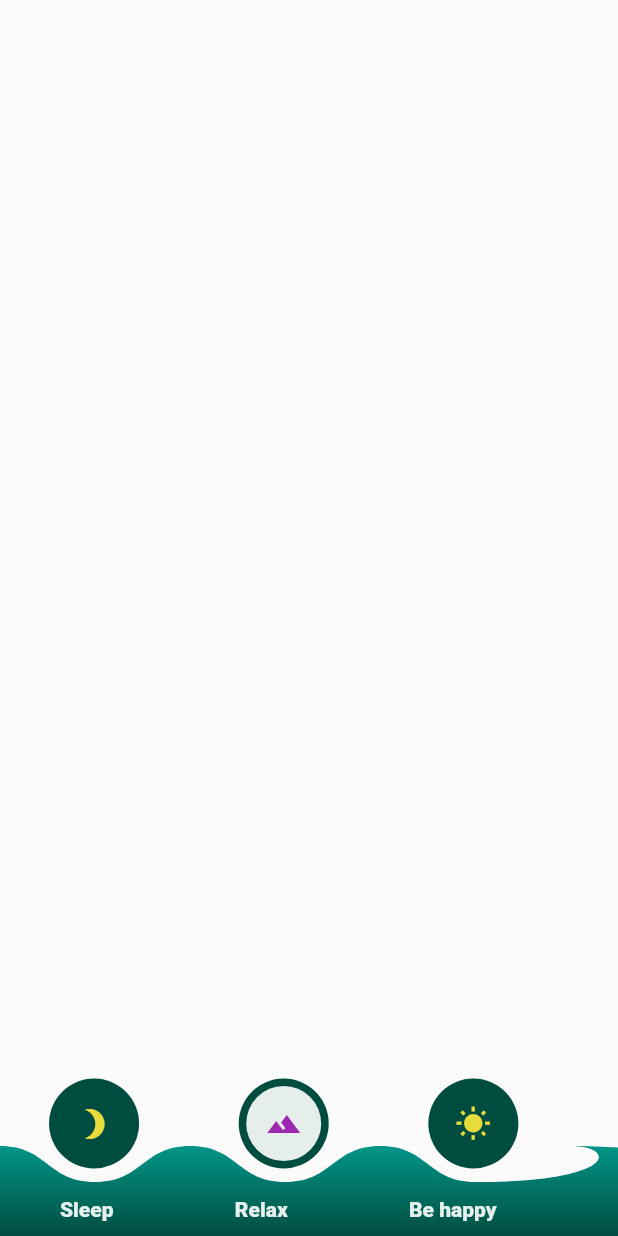
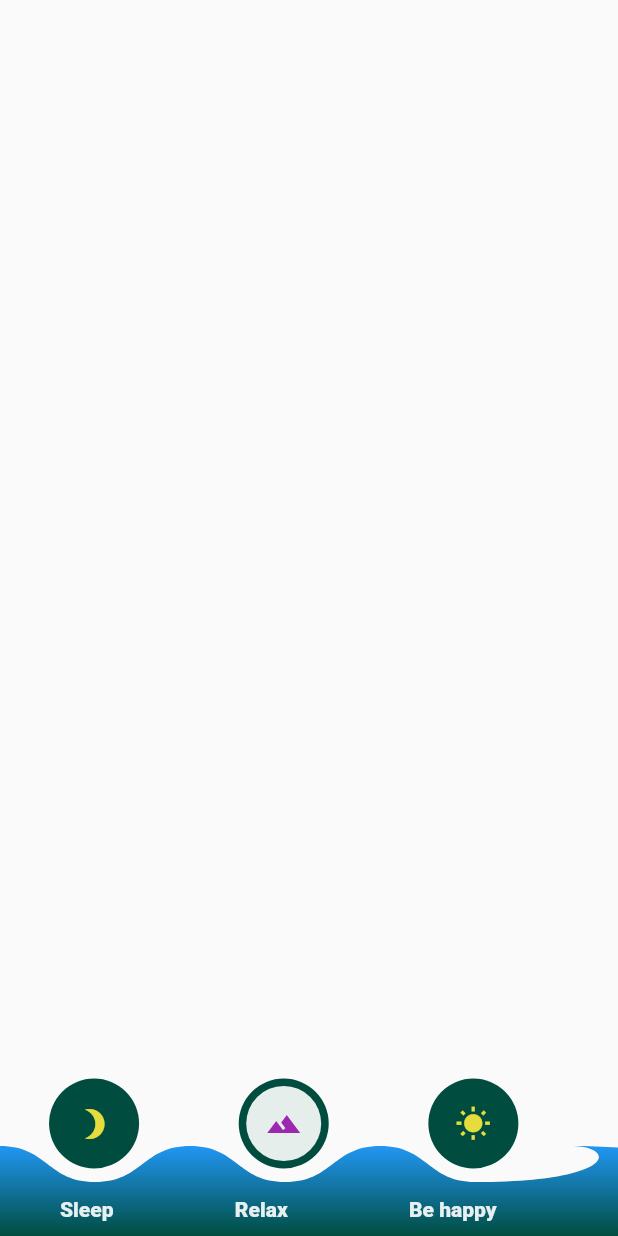
Before and after one commit to KendiJ/Navigation-Bar, a Flutter app: the screen it shows after launch, on a phone screen of 412 x 824 dp. Run offline on Flutter 3.47's test engine with Material 2 defaults, Android fonts, the phone set to English and light mode, and no system bars.

Commit message:
changed nav-bar color

```diff
--- a/lib/main.dart
+++ b/lib/main.dart
@@ -38,7 +38,7 @@ _getNavBar(context){
           begin: Alignment.topCenter,
           end: Alignment.bottomCenter,
           colors: [
-            Colors.teal,
+            Colors.blue,
             Colors.teal.shade900,
             ]
         )),),
```
